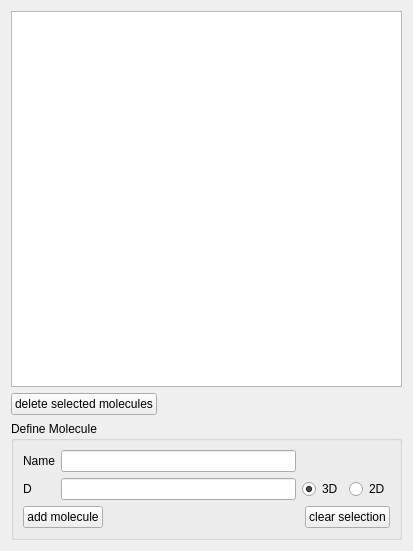
Before: the Qt Designer form ui/molWidget.ui in haskelladdict/mcellGUI, drawn with Qt 5.
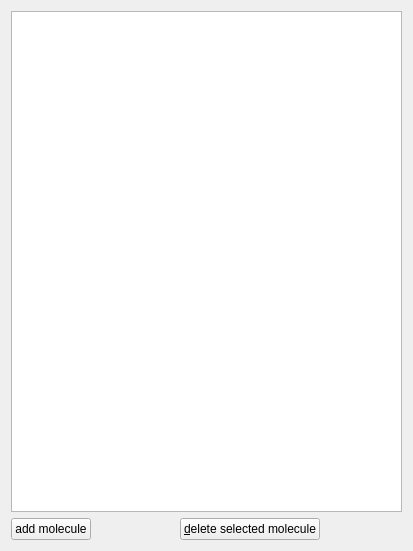
After: the same form once the commit is applied.

Commit message:
Improved molecule widget.
I got rid of all the entry fields for adding new molecules. Molecules
are now added directly within the molecule view by creating a default
new molecule that the user can then edit.

```diff
--- a/ui/molWidget.ui
+++ b/ui/molWidget.ui
@@ -26,10 +26,33 @@
    </item>
    <item>
     <layout class="QHBoxLayout" name="horizontalLayout_2">
+     <item>
+      <widget class="QPushButton" name="addMolButton">
+       <property name="text">
+        <string>add molecule</string>
+       </property>
+       <property name="autoDefault">
+        <bool>false</bool>
+       </property>
+      </widget>
+     </item>
+     <item>
+      <spacer name="horizontalSpacer">
+       <property name="orientation">
+        <enum>Qt::Horizontal</enum>
+       </property>
+       <property name="sizeHint" stdset="0">
+        <size>
+         <width>40</width>
+         <height>20</height>
+        </size>
+       </property>
+      </spacer>
+     </item>
      <item>
       <widget class="QPushButton" name="deleteMolButton">
        <property name="text">
-        <string>delete selected molecules</string>
+        <string>&amp;delete selected molecule</string>
        </property>
       </widget>
      </item>
@@ -48,83 +71,6 @@
      </item>
     </layout>
    </item>
-   <item>
-    <widget class="QGroupBox" name="defineMolGrouper">
-     <property name="title">
-      <string>Define Molecule</string>
-     </property>
-     <layout class="QGridLayout" name="gridLayout">
-      <item row="0" column="0">
-       <widget class="QLabel" name="molLabel">
-        <property name="text">
-         <string>Name</string>
-        </property>
-       </widget>
-      </item>
-      <item row="0" column="1">
-       <widget class="QLineEdit" name="molNameEntry"/>
-      </item>
-      <item row="1" column="0">
-       <widget class="QLabel" name="diffLabel">
-        <property name="text">
-         <string>D</string>
-        </property>
-       </widget>
-      </item>
-      <item row="1" column="1">
-       <widget class="QLineEdit" name="diffConstEntry"/>
-      </item>
-      <item row="1" column="2">
-       <widget class="QRadioButton" name="mol3DButton">
-        <property name="text">
-         <string>3D</string>
-        </property>
-        <property name="checked">
-         <bool>true</bool>
-        </property>
-       </widget>
-      </item>
-      <item row="1" column="3">
-       <widget class="QRadioButton" name="mol2DButton">
-        <property name="text">
-         <string>2D</string>
-        </property>
-       </widget>
-      </item>
-      <item row="2" column="0" colspan="4">
-       <layout class="QHBoxLayout" name="horizontalLayout">
-        <item>
-         <widget class="QPushButton" name="addMolButton">
-          <property name="text">
-           <string>add molecule</string>
-          </property>
-         </widget>
-        </item>
-        <item>
-         <spacer name="horizontalSpacer">
-          <property name="orientation">
-           <enum>Qt::Horizontal</enum>
-          </property>
-          <property name="sizeHint" stdset="0">
-           <size>
-            <width>40</width>
-            <height>20</height>
-           </size>
-          </property>
-         </spacer>
-        </item>
-        <item>
-         <widget class="QPushButton" name="clearMolButton">
-          <property name="text">
-           <string>clear selection</string>
-          </property>
-         </widget>
-        </item>
-       </layout>
-      </item>
-     </layout>
-    </widget>
-   </item>
   </layout>
  </widget>
  <resources/>
```
Left out of the diff: 35 changed lines with no effect on the pictures. The commit also changes 2 other files.
